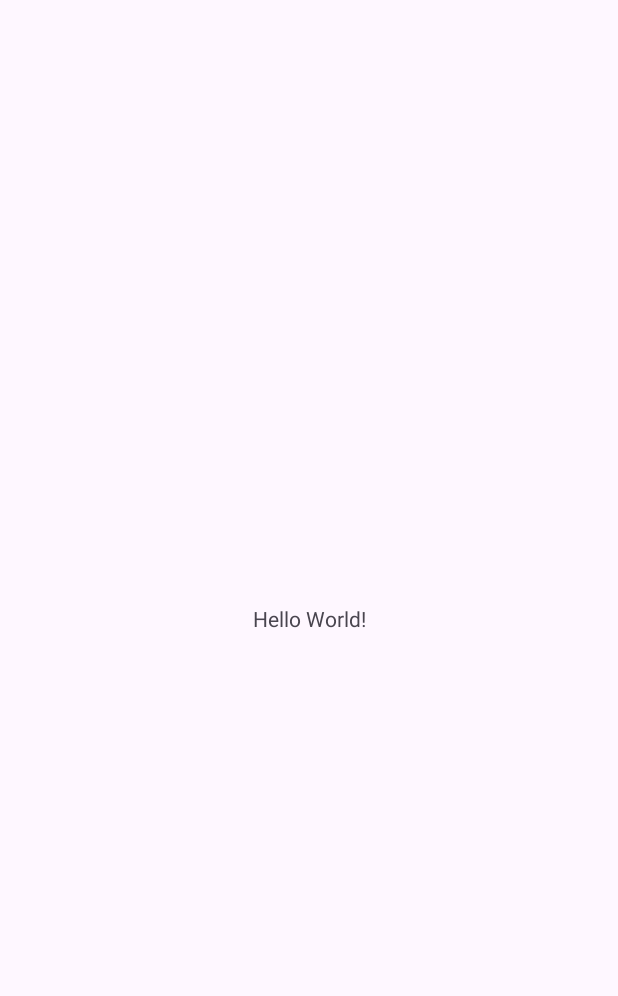
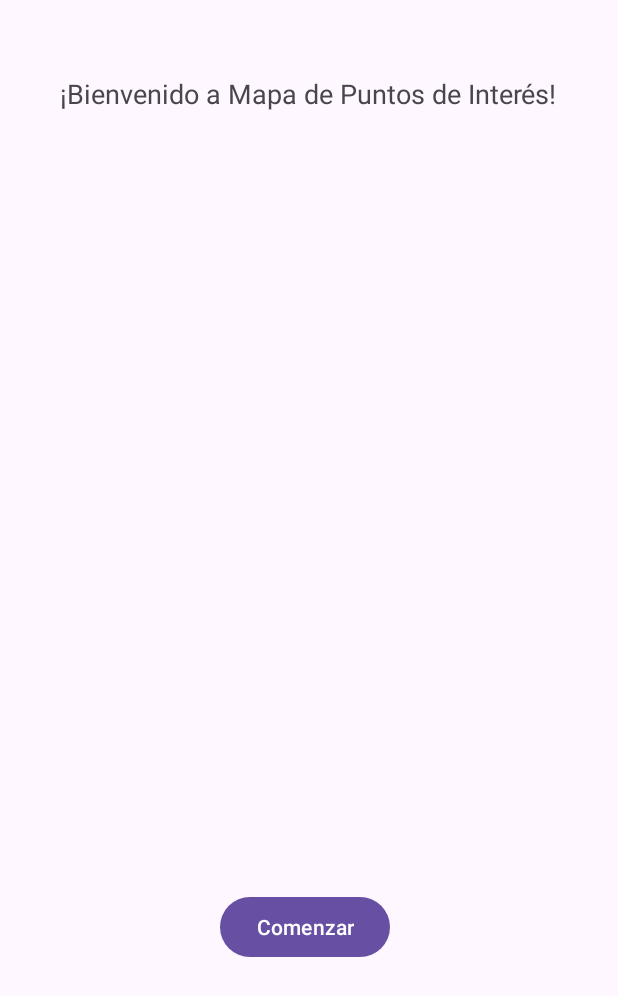
Before and after one commit to joselitoaaah/recuperativa2, an Android app: the screen it shows after launch (MainActivity), on a phone screen of 412 x 824 dp. Before the commit the part shown is almost empty. Shown: the top 996 px of the screen. Run offline under Robolectric (Android 15) with nearby library versions, the phone set to English and light mode, and no system bars.

Commit message:
Avance N°1

```diff
--- a/app/src/main/AndroidManifest.xml
+++ b/app/src/main/AndroidManifest.xml
@@ -13,6 +13,9 @@
         android:theme="@style/Theme.Recuperativa2"
         tools:targetApi="31">
         <activity
+            android:name=".MainActivity2"
+            android:exported="false" />
+        <activity
             android:name=".MainActivity"
             android:exported="true">
             <intent-filter>
--- a/app/src/main/res/layout/activity_main.xml
+++ b/app/src/main/res/layout/activity_main.xml
@@ -7,13 +7,28 @@
     android:layout_height="match_parent"
     tools:context=".MainActivity">
 
-    <TextView
-        android:layout_width="wrap_content"
-        android:layout_height="wrap_content"
-        android:text="Hello World!"
-        app:layout_constraintBottom_toBottomOf="parent"
-        app:layout_constraintEnd_toEndOf="parent"
-        app:layout_constraintStart_toStartOf="parent"
-        app:layout_constraintTop_toTopOf="parent" />
+    <RelativeLayout
+        android:layout_width="match_parent"
+        android:layout_height="match_parent">
+
+        <TextView
+            android:id="@+id/texto_bienvenida"
+            android:layout_width="wrap_content"
+            android:layout_height="wrap_content"
+            android:text="¡Bienvenido a Mapa de Puntos de Interés!"
+            android:textSize="18sp"
+            android:layout_centerHorizontal="true"
+            android:layout_marginTop="50dp"/>
+
+        <Button
+            android:id="@+id/boton_comenzar"
+            android:layout_width="wrap_content"
+            android:layout_height="wrap_content"
+            android:layout_below="@id/texto_bienvenida"
+            android:layout_alignParentEnd="true"
+            android:layout_marginTop="519dp"
+            android:layout_marginEnd="152dp"
+            android:text="Comenzar" />
+    </RelativeLayout>
 
 </androidx.constraintlayout.widget.ConstraintLayout>
```
Also changed, not shown: app/src/main/java/cl/virginiogomez/recuperativa2/MainActivity2.java (renamed from gradle.properties, +24 -21 lines), app/src/main/res/layout/activity_main2.xml (added, +75 -0 lines).
